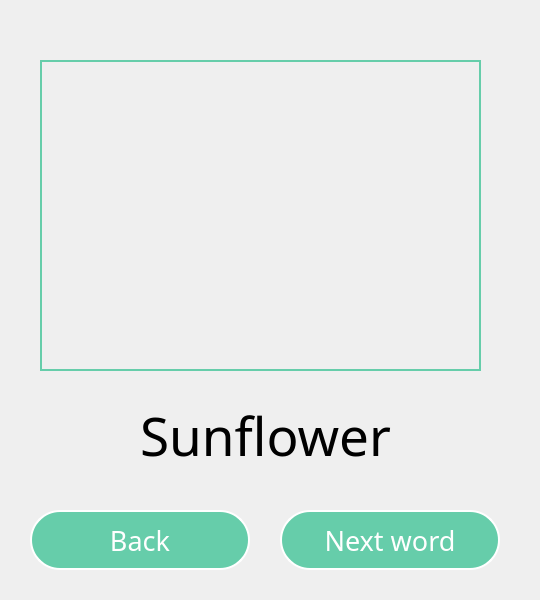
The window that ui/ui_game.ui (programmistvdzinsahirybashke/EnglishProject) describes before a commit, drawn with Qt 5.
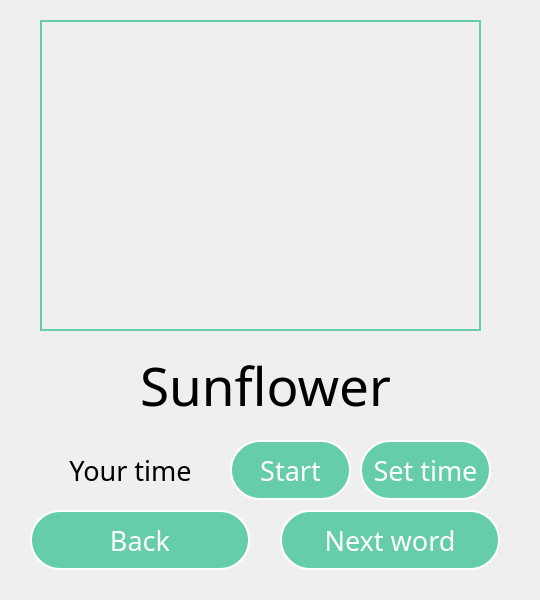
The same window after the commit.

```diff
--- a/ui/ui_game.ui
+++ b/ui/ui_game.ui
@@ -17,7 +17,7 @@
    <property name="geometry">
     <rect>
      <x>40</x>
-     <y>60</y>
+     <y>20</y>
      <width>441</width>
      <height>311</height>
     </rect>
@@ -39,7 +39,7 @@
    <property name="geometry">
     <rect>
      <x>40</x>
-     <y>400</y>
+     <y>350</y>
      <width>451</width>
      <height>71</height>
     </rect>
@@ -154,6 +154,124 @@
     <string>Next word</string>
    </property>
   </widget>
+  <widget class="QPushButton" name="StartTimer">
+   <property name="geometry">
+    <rect>
+     <x>230</x>
+     <y>440</y>
+     <width>121</width>
+     <height>60</height>
+    </rect>
+   </property>
+   <property name="font">
+    <font>
+     <family>Montserrat Medium</family>
+     <pointsize>20</pointsize>
+    </font>
+   </property>
+   <property name="styleSheet">
+    <string notr="true">QPushButton {
+    color: #333;
+    border: 2px solid white;
+    border-radius: 30px;
+    border-style: outset;
+    background: rgb(102,205,170);
+    padding: 5px;
+    }
+
+QPushButton:hover {
+    background: rgb(3, 205, 150);
+    }
+
+QPushButton:pressed {
+    border-style: inset;
+    background: rgb(70, 255, 150);
+    }
+
+QPushButton
+{
+   color:white;
+}</string>
+   </property>
+   <property name="text">
+    <string>Start</string>
+   </property>
+  </widget>
+  <widget class="QLabel" name="Time">
+   <property name="geometry">
+    <rect>
+     <x>40</x>
+     <y>440</y>
+     <width>181</width>
+     <height>61</height>
+    </rect>
+   </property>
+   <property name="font">
+    <font>
+     <family>Montserrat</family>
+     <pointsize>20</pointsize>
+    </font>
+   </property>
+   <property name="styleSheet">
+    <string notr="true">
+
+
+QLabel {  color : rgb(255, 255, 255)};
+border: 2px solid #baedff;
+border-radius: 30px; background: rgb(102, 205, 170); 
+
+</string>
+   </property>
+   <property name="text">
+    <string>Your time</string>
+   </property>
+   <property name="alignment">
+    <set>Qt::AlignCenter</set>
+   </property>
+  </widget>
+  <widget class="QPushButton" name="SetTime">
+   <property name="geometry">
+    <rect>
+     <x>360</x>
+     <y>440</y>
+     <width>131</width>
+     <height>60</height>
+    </rect>
+   </property>
+   <property name="font">
+    <font>
+     <family>Montserrat Medium</family>
+     <pointsize>20</pointsize>
+    </font>
+   </property>
+   <property name="styleSheet">
+    <string notr="true">QPushButton {
+    color: #333;
+    border: 2px solid white;
+    border-radius: 30px;
+    border-style: outset;
+    background: rgb(102,205,170);
+    padding: 5px;
+    }
+
+QPushButton:hover {
+    background: rgb(3, 205, 150);
+    }
+
+QPushButton:pressed {
+    border-style: inset;
+    background: rgb(70, 255, 150);
+    }
+
+QPushButton
+{
+   color:white;
+}</string>
+   </property>
+   <property name="text">
+    <string>Set time</string>
+   </property>
+  </widget>
  </widget>
  <resources/>
  <connections/>
```
